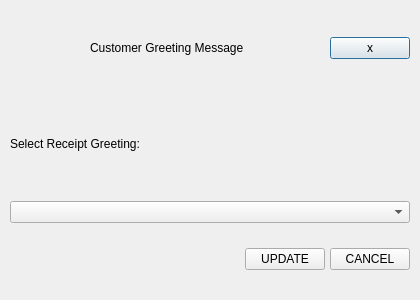
Before: the Qt Designer form Project/ui/greeting_menu.ui in Selvam-T/POS, drawn with Qt 5.
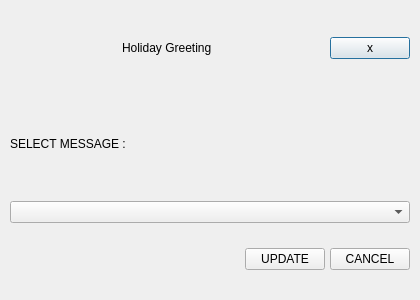
After: the same form once the commit is applied.

The edit to the form file:
```diff
--- a/Project/ui/greeting_menu.ui
+++ b/Project/ui/greeting_menu.ui
@@ -60,7 +60,7 @@
       <item>
        <widget class="QLabel" name="customTitle">
         <property name="text">
-         <string>Customer Greeting Message</string>
+         <string>Holiday Greeting</string>
         </property>
        </widget>
       </item>
@@ -109,7 +109,7 @@
    <item>
     <widget class="QLabel" name="selectSubLbl">
      <property name="text">
-      <string>Select Receipt Greeting:</string>
+      <string>SELECT MESSAGE :</string>
      </property>
      <property name="alignment">
       <set>Qt::AlignLeading|Qt::AlignLeft|Qt::AlignVCenter</set>
```
Left out of the diff: 6 changed lines with no effect on the pictures.
